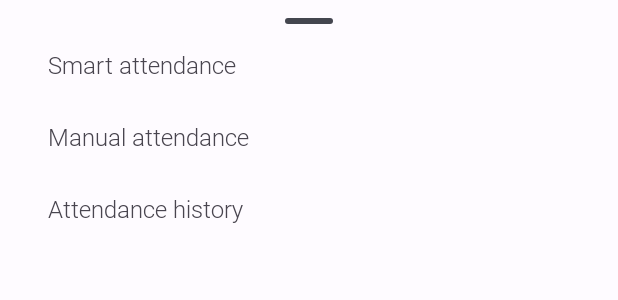
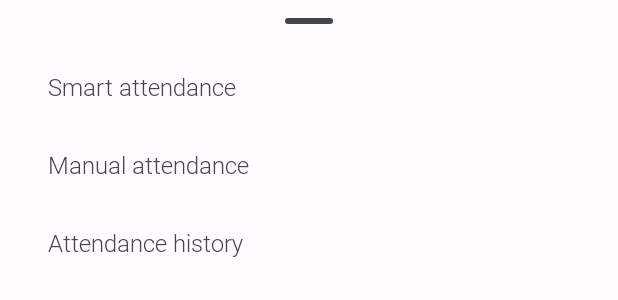
Before and after one commit to souvikmondal01/Attendance-Room-Android, an Android app: the layout fragment_attendance_bottom_sheet.xml on its own in the app's theme, with its tools: preview values and no code run, on a phone screen of 412 x 824 dp. Shown: the top 300 px of the screen. Run offline under Robolectric (Android 15) with nearby library versions, the phone set to English and light mode, and no system bars.

Commit message:
Bug fixes and enhancements

```diff
--- a/app/src/main/java/com/kivous/attendanceroom/ui/fragments/common/CreateClassFragment.kt
+++ b/app/src/main/java/com/kivous/attendanceroom/ui/fragments/common/CreateClassFragment.kt
@@ -160,6 +160,7 @@ class CreateClassFragment : Fragment() {
                         }
 
                         is Response.Error -> {
+                            if (it.message?.isNotEmpty() == true) {
                                 binding.apply {
                                     btnCreate.isEnabled = true
                                     etClassName.isEnabled = true
@@ -169,6 +170,8 @@ class CreateClassFragment : Fragment() {
                                     progressBar.gone()
                                 }
                             }
+
+                        }
                     }
                 }
 
--- a/app/src/main/java/com/kivous/attendanceroom/ui/viewmodels/common/JoinClassViewModel.kt
+++ b/app/src/main/java/com/kivous/attendanceroom/ui/viewmodels/common/JoinClassViewModel.kt
@@ -18,11 +18,11 @@ class JoinClassViewModel @Inject constructor(
     private val _isJoinedToClassWithCode = MutableStateFlow<Response<String>>(Response.Error(""))
     val isJoinedToClassWithCode get() = _isJoinedToClassWithCode
 
-    fun joinClassWithCode(code: String) {
+    fun joinClassWithCode(code: String) =
         viewModelScope.launch(Dispatchers.IO) {
             repository.joinClassWithCode(code).collect {
                 _isJoinedToClassWithCode.value = it
             }
         }
-    }
+
 }
--- a/app/src/main/res/layout/fragment_attendance_bottom_sheet.xml
+++ b/app/src/main/res/layout/fragment_attendance_bottom_sheet.xml
@@ -12,68 +12,74 @@
         android:layout_height="wrap_content"
         app:layout_constraintTop_toTopOf="parent" />
 
-    <androidx.constraintlayout.widget.ConstraintLayout
+    <LinearLayout
         android:layout_width="match_parent"
         android:layout_height="match_parent"
-        android:layout_marginTop="32dp">
+        android:layout_marginTop="32dp"
+        android:orientation="vertical">
 
-        <View
+        <com.google.android.material.card.MaterialCardView
             android:id="@+id/v_smart_attendance"
             android:layout_width="match_parent"
-            android:layout_height="48dp"
-            app:layout_constraintTop_toTopOf="parent" />
-
-        <View
-            android:id="@+id/v_manual_attendance"
-            android:layout_width="match_parent"
-            android:layout_height="48dp"
-            app:layout_constraintTop_toBottomOf="@id/v_smart_attendance" />
-
-        <View
-            android:id="@+id/v_attendance_history"
-            android:layout_width="match_parent"
-            android:layout_height="56dp"
-            app:layout_constraintTop_toBottomOf="@id/v_manual_attendance" />
+            android:layout_height="52dp"
+            android:backgroundTint="@android:color/transparent"
+            app:cardCornerRadius="0dp"
+            app:strokeWidth="0dp">
 
             <TextView
                 android:id="@+id/tv_smart_attendance"
-            android:layout_width="0dp"
+                android:layout_width="match_parent"
                 android:layout_height="wrap_content"
-            android:layout_gravity="center_horizontal"
+                android:layout_gravity="center"
                 android:layout_marginHorizontal="32dp"
                 android:fontFamily="@font/roboto_light"
                 android:text="Smart attendance"
-            android:textSize="16sp"
-            app:layout_constraintEnd_toEndOf="@id/v_smart_attendance"
-            app:layout_constraintStart_toStartOf="@id/v_smart_attendance"
-            app:layout_constraintTop_toTopOf="@id/v_smart_attendance" />
+                android:textSize="16sp" />
+
+        </com.google.android.material.card.MaterialCardView>
+
+        <com.google.android.material.card.MaterialCardView
+            android:id="@+id/v_manual_attendance"
+            android:layout_width="match_parent"
+            android:layout_height="52dp"
+            android:backgroundTint="@android:color/transparent"
+            app:cardCornerRadius="0dp"
+            app:strokeWidth="0dp">
+
 
             <TextView
                 android:id="@+id/tv_manual_attendance"
-            android:layout_width="0dp"
+                android:layout_width="match_parent"
                 android:layout_height="wrap_content"
-            android:layout_gravity="center_horizontal"
+                android:layout_gravity="center"
                 android:layout_marginHorizontal="32dp"
                 android:fontFamily="@font/roboto_light"
                 android:text="Manual attendance"
-            android:textSize="16sp"
-            app:layout_constraintEnd_toEndOf="@id/v_manual_attendance"
-            app:layout_constraintStart_toStartOf="@id/v_manual_attendance"
-            app:layout_constraintTop_toTopOf="@id/v_manual_attendance" />
+                android:textSize="16sp" />
+
+        </com.google.android.material.card.MaterialCardView>
+
+        <com.google.android.material.card.MaterialCardView
+            android:id="@+id/v_attendance_history"
+            android:layout_width="match_parent"
+            android:layout_height="52dp"
+            android:backgroundTint="@android:color/transparent"
+            app:cardCornerRadius="0dp"
+            app:strokeWidth="0dp">
+
 
             <TextView
                 android:id="@+id/tv_attendance_history"
-            android:layout_width="0dp"
+                android:layout_width="match_parent"
                 android:layout_height="wrap_content"
-            android:layout_gravity="center_horizontal"
+                android:layout_gravity="center"
                 android:layout_marginHorizontal="32dp"
                 android:fontFamily="@font/roboto_light"
                 android:text="Attendance history"
-            android:textSize="16sp"
-            app:layout_constraintEnd_toEndOf="@id/v_attendance_history"
-            app:layout_constraintStart_toStartOf="@id/v_attendance_history"
-            app:layout_constraintTop_toTopOf="@id/v_attendance_history" />
+                android:textSize="16sp" />
 
-    </androidx.constraintlayout.widget.ConstraintLayout>
+        </com.google.android.material.card.MaterialCardView>
+
+    </LinearLayout>
 
 </FrameLayout>
--- a/app/src/main/res/values-night/themes.xml
+++ b/app/src/main/res/values-night/themes.xml
@@ -29,6 +29,9 @@
         <item name="colorOnSurfaceInverse">@color/md_theme_dark_inverseOnSurface</item>
         <item name="colorSurfaceInverse">@color/md_theme_dark_inverseSurface</item>
         <item name="colorPrimaryInverse">@color/md_theme_dark_inversePrimary</item>
+        <item name="colorSurfaceContainer">@color/md_theme_dark_surface</item>
+        <item name="colorSurfaceContainerHigh">@color/md_theme_dark_surface</item>
+        <item name="colorSurfaceContainerLow">@color/md_theme_dark_surface</item>
 
         <item name="android:windowSplashScreenAnimatedIcon" tools:ignore="NewApi">
             @drawable/logo_fg_dark
--- a/app/src/main/res/values/themes.xml
+++ b/app/src/main/res/values/themes.xml
@@ -29,7 +29,9 @@
         <item name="colorOnSurfaceInverse">@color/md_theme_light_inverseOnSurface</item>
         <item name="colorSurfaceInverse">@color/md_theme_light_inverseSurface</item>
         <item name="colorPrimaryInverse">@color/md_theme_light_inversePrimary</item>
-
+        <item name="colorSurfaceContainer">@color/md_theme_light_surface</item>
+        <item name="colorSurfaceContainerHigh">@color/md_theme_light_surface</item>
+        <item name="colorSurfaceContainerLow">@color/md_theme_light_surface</item>
 
         <item name="android:windowSplashScreenBackground" tools:ignore="NewApi">
             @android:color/transparent
--- a/build.gradle.kts
+++ b/build.gradle.kts
@@ -1,6 +1,6 @@
 buildscript {
     dependencies {
-        classpath("com.google.gms:google-services:4.4.0")
+        classpath("com.google.gms:google-services:4.4.1")
     }
 }
 
```
Also changed, not shown: app/build.gradle.kts (+7 -6 lines), app/src/main/java/com/kivous/attendanceroom/data/repositories/AppRepositoryImp.kt (+12 -11 lines), app/src/main/java/com/kivous/attendanceroom/ui/fragments/common/JoinClassFragment.kt (+8 -12 lines), app/src/main/res/layout/fragment_home_bottom_sheet.xml (+28 -25 lines), 1 other file. Lines whose indentation alone changed are shown as unchanged.
